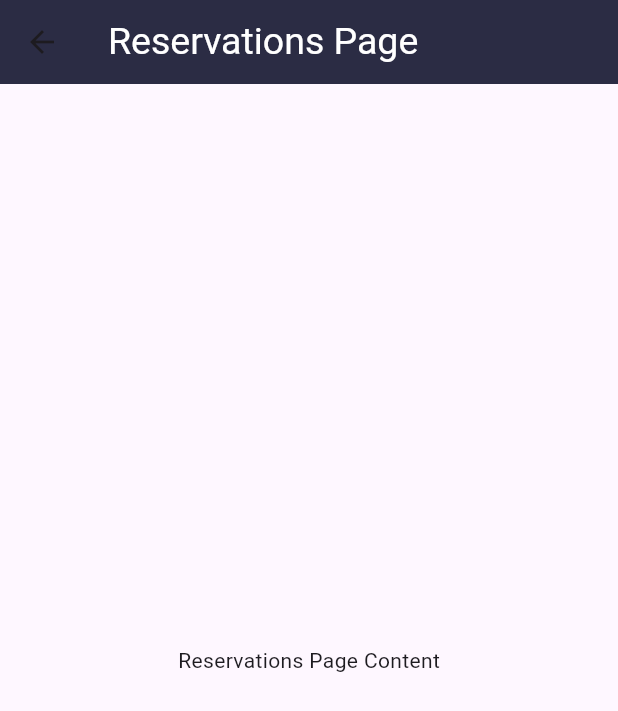
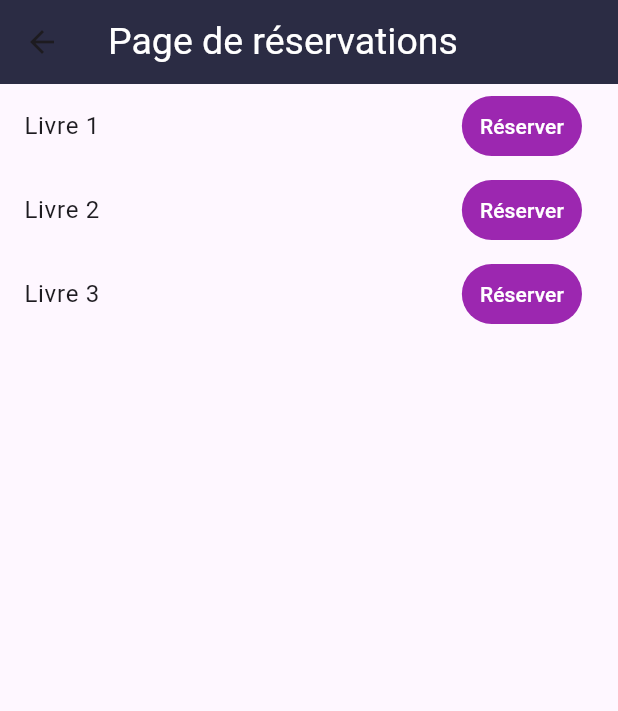
Before and after one commit to aiaklf02/Flutter_Library_App, a Flutter app: the reservationsPage screen opened directly, on a phone screen of 412 x 824 dp. Shown: the top 711 px of the screen. Run offline on Flutter 3.47's test engine with Material 3 defaults, Android fonts, the phone set to English and light mode, and no system bars; our stand-ins replace image_picker, sqflite; accounts and stored records are empty.

Commit message:
reservation en cours

```diff
--- a/lib/reservations.dart
+++ b/lib/reservations.dart
@@ -1,16 +1,86 @@
 import 'package:flutter/material.dart';
 
 class reservationsPage extends StatelessWidget {
+  final List<String> books = [
+    'Livre 1',
+    'Livre 2',
+    'Livre 3',
+  ];
+
   @override
   Widget build(BuildContext context) {
     return Scaffold(
       appBar: AppBar(
-        title: Text("Reservations Page",style: TextStyle(color: Color.fromRGBO(255, 255,255,1),fontSize: 25),),
+        title: Text(
+          "Page de réservations",
+          style: TextStyle(color: Colors.white, fontSize: 25),
+        ),
         backgroundColor: Color.fromARGB(255, 43, 44, 68),
       ),
-      body: Center(
-        child: Text('Reservations Page Content'),
+      body: ListView.builder(
+        itemCount: books.length,
+        itemBuilder: (context, index) {
+          return ListTile(
+            title: Text(books[index]),
+            trailing: TextButton(
+              onPressed: () {
+                _reserveBook(context, books[index]);
+              },
+              child: Text('Réserver'),
+              style: TextButton.styleFrom(
+                foregroundColor: Colors.white, backgroundColor: Colors.purple,
+              ),
+            ),
+          );
+        },
       ),
     );
   }
+
+  void _reserveBook(BuildContext context, String book) {
+
+    showDialog(
+      context: context,
+      builder: (BuildContext context) {
+        return AlertDialog(
+          title: Text('Confirmation de réservation'),
+          content: Text('Voulez-vous vraiment réserver le livre "$book" ?'),
+          actions: <Widget>[
+            TextButton(
+              child: Text('Annuler'),
+              onPressed: () {
+                Navigator.of(context).pop();
+              },
+            ),
+            TextButton(
+              child: Text('Réserver'),
+              onPressed: () {
+              _confirmReservation(context, book);
+              },
+            ),
+          ],
+        );
+      },
+    );
+  }
+
+  void _confirmReservation(BuildContext context, String book) {
+    showDialog(
+      context: context,
+      builder: (BuildContext context) {
+        return AlertDialog(
+          title: Text('Réservation réussie'),
+          content: Text('Le livre "$book" a été réservé avec succès.'),
+          actions: <Widget>[
+            TextButton(
+              child: Text('OK'),
+              onPressed: () {
+                Navigator.of(context).pop();
+              },
+            ),
+          ],
+        );
+      },
+    );
+  }
 }
```
